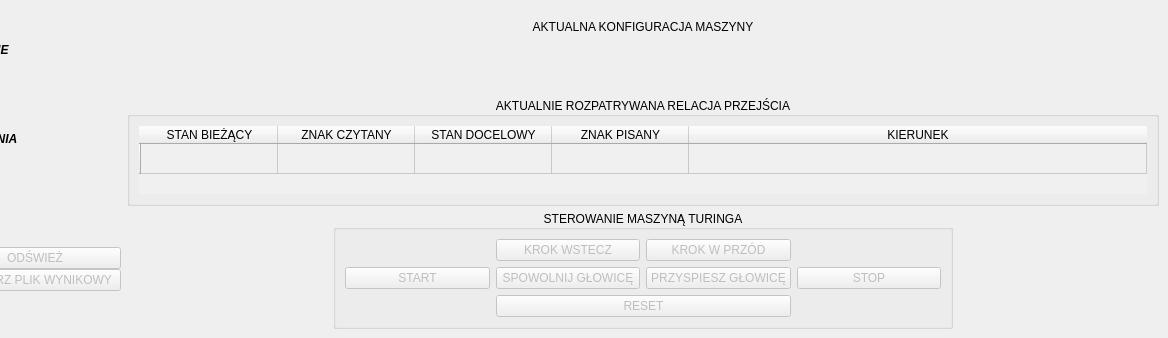
First picture: the form in form.ui, repository MichSosnowski/Deterministic_Turing_Machine, before the edit; both pictures show x 232 to 1400 and y 382 to 720 of the 1400 by 720 pixel window.
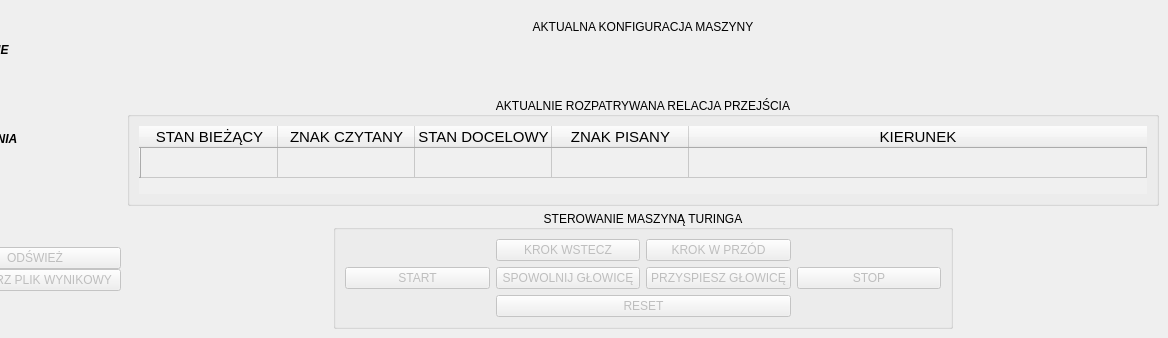
Second picture: the form after the edit.

Commit message: Increased a size of fonts

```diff
--- a/form.ui
+++ b/form.ui
@@ -145,6 +145,11 @@
       <layout class="QVBoxLayout" name="verticalLayout">
        <item>
         <widget class="QTableWidget" name="tape_state_table">
+         <property name="font">
+          <font>
+           <pointsize>11</pointsize>
+          </font>
+         </property>
          <property name="focusPolicy">
           <enum>Qt::NoFocus</enum>
          </property>
```
Left out of the diff: 25 changed lines with no effect on the pictures. The commit also changes 1 other file.
